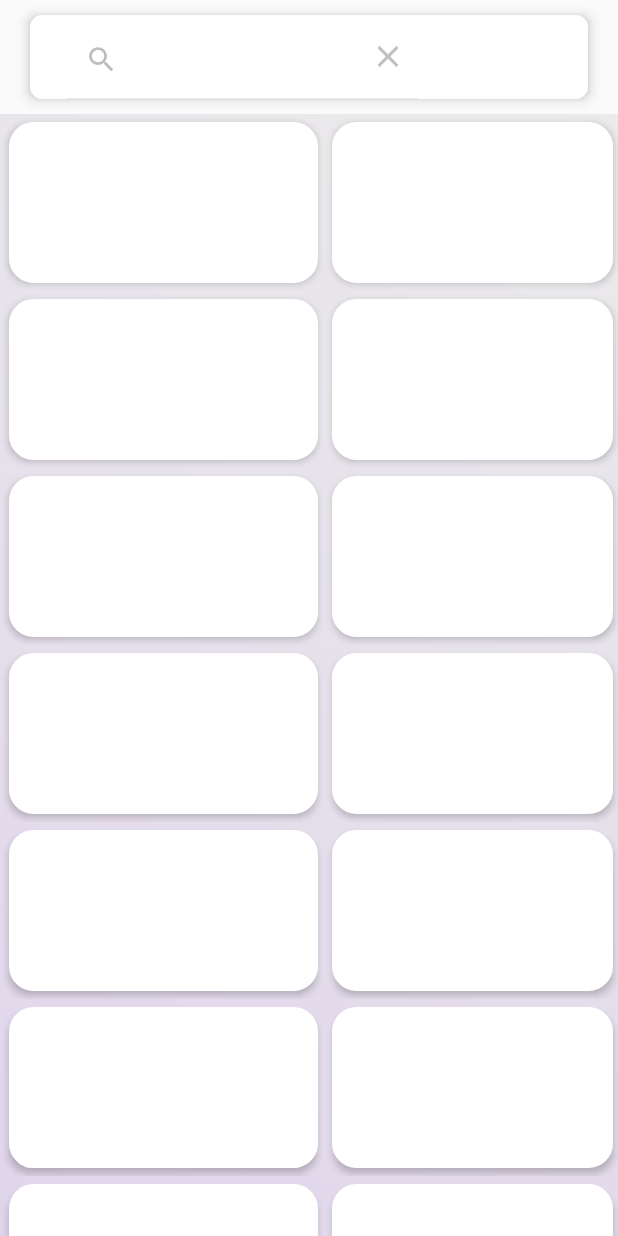
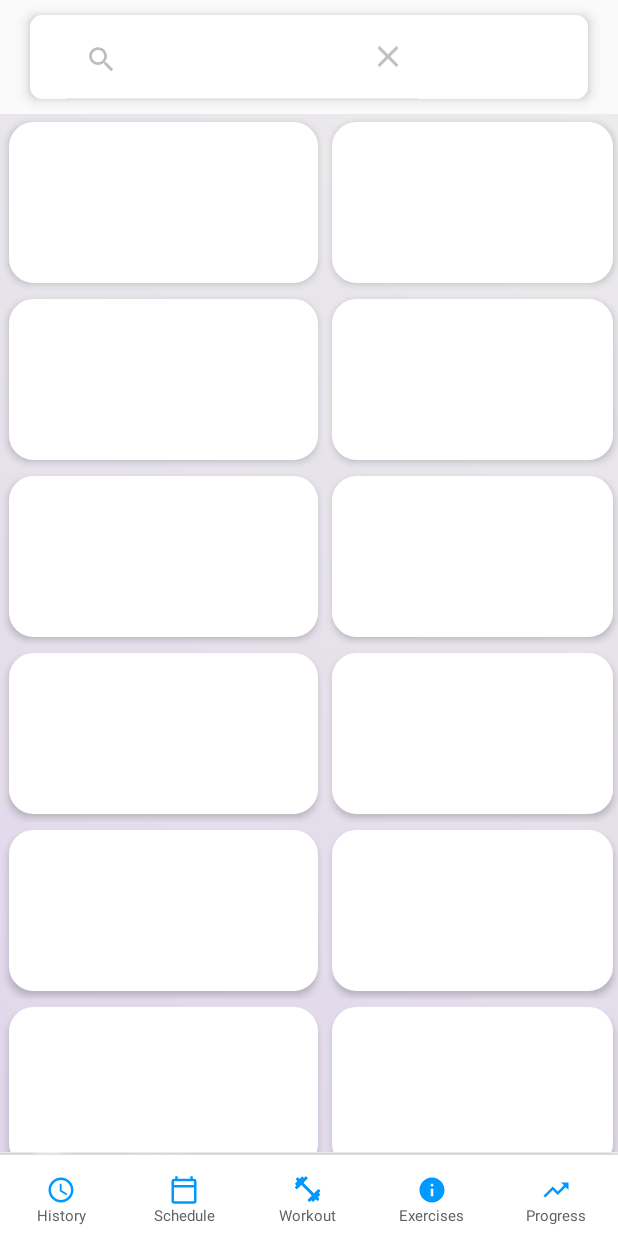
Before and after one commit to milbin/Curli, an Android app: the screen it shows after launch (MuscleView), after a tap on "Search", on a phone screen of 412 x 824 dp. Run offline under Robolectric (Android 15) with nearby library versions, the phone set to English and light mode, and no system bars; 8 statements that could not run were skipped.

Commit message:
bottom navbar has been added

```diff
--- /dev/null
+++ b/Android/app/src/main/res/drawable-v24/ic_access_time_black_24dp.xml
@@ -0,0 +1,5 @@
+<vector android:height="24dp" android:tint="@color/colorPrimary"
+    android:viewportHeight="24.0" android:viewportWidth="24.0"
+    android:width="24dp" xmlns:android="http://schemas.android.com/apk/res/android">
+    <path android:fillColor="@color/colorPrimary" android:pathData="M11.99,2C6.47,2 2,6.48 2,12s4.47,10 9.99,10C17.52,22 22,17.52 22,12S17.52,2 11.99,2zM12,20c-4.42,0 -8,-3.58 -8,-8s3.58,-8 8,-8 8,3.58 8,8 -3.58,8 -8,8zM12.5,7H11v6l5.25,3.15 0.75,-1.23 -4.5,-2.67z"/>
+</vector>
--- /dev/null
+++ b/Android/app/src/main/res/drawable-v24/ic_outline_calendar_today_24px.xml
@@ -0,0 +1,9 @@
+<vector xmlns:android="http://schemas.android.com/apk/res/android"
+    android:width="24dp"
+    android:height="24dp"
+    android:viewportWidth="24"
+    android:viewportHeight="24">
+  <path
+      android:fillColor="@color/colorPrimary"
+      android:pathData="M20,3h-1L19,1h-2v2L7,3L7,1L5,1v2L4,3c-1.1,0 -2,0.9 -2,2v16c0,1.1 0.9,2 2,2h16c1.1,0 2,-0.9 2,-2L22,5c0,-1.1 -0.9,-2 -2,-2zM20,21L4,21L4,10h16v11zM20,8L4,8L4,5h16v3z"/>
+</vector>
--- /dev/null
+++ b/Android/app/src/main/res/drawable-v24/ic_trending_up_black_24dp.xml
@@ -0,0 +1,5 @@
+<vector android:height="24dp" android:tint="@color/colorPrimary"
+    android:viewportHeight="24.0" android:viewportWidth="24.0"
+    android:width="24dp" xmlns:android="http://schemas.android.com/apk/res/android">
+    <path android:fillColor="@color/colorPrimary" android:pathData="M16,6l2.29,2.29 -4.88,4.88 -4,-4L2,16.59 3.41,18l6,-6 4,4 6.3,-6.29L22,12V6z"/>
+</vector>
--- /dev/null
+++ b/Android/app/src/main/res/layout/bottom_app_bar.xml
@@ -0,0 +1,165 @@
+<?xml version="1.0" encoding="utf-8"?>
+<android.support.v7.widget.Toolbar xmlns:android="http://schemas.android.com/apk/res/android"
+    xmlns:app="http://schemas.android.com/apk/res-auto"
+    android:id="@+id/actionbarT"
+    android:layout_width="match_parent"
+    android:layout_height="wrap_content"
+    android:background="@android:color/white"
+    android:minHeight="?attr/actionBarSize"
+    android:layout_alignParentBottom="true"
+    android:elevation="0dp"
+    app:contentInsetStart="0dp">
+    <RelativeLayout
+        android:layout_width="match_parent"
+        android:layout_height="wrap_content">
+        <ImageView
+            android:id="@+id/divider_line"
+            android:layout_width="match_parent"
+            android:layout_height="3px"
+            android:layout_alignParentTop="true"
+            android:scaleType="fitXY"
+            android:src="@drawable/divider_line"
+            />
+    <LinearLayout
+        android:id="@+id/toolbarll"
+        android:layout_width="match_parent"
+        android:layout_height="?attr/actionBarSize"
+        android:orientation="horizontal" >
+        <RelativeLayout
+            android:layout_width="0dp"
+            android:layout_height="wrap_content"
+            android:layout_weight="1"
+
+            >
+            <ImageView
+                android:id="@+id/history"
+                android:layout_width="20dp"
+                android:layout_height="20dp"
+                android:layout_centerHorizontal="true"
+                android:background="@android:color/transparent"
+                android:scaleType="fitCenter"
+                android:layout_marginTop="15dp"
+                android:src="@drawable/ic_access_time_black_24dp" />
+            <TextView
+                android:id="@+id/bottom_icon_TV"
+                android:textSize="10sp"
+                android:layout_width="wrap_content"
+                android:layout_height="wrap_content"
+                android:text="History"
+                android:layout_centerHorizontal="true"
+                android:textColor="#5f6267"
+                android:layout_below="@+id/history"
+                />
+        </RelativeLayout>
+
+        <RelativeLayout
+            android:layout_width="0dp"
+            android:layout_height="match_parent"
+            android:layout_weight="1"
+            >
+            <ImageView
+                android:id="@+id/schedule"
+                android:layout_width="20dp"
+                android:layout_height="20dp"
+                android:layout_centerHorizontal="true"
+                android:background="@android:color/transparent"
+                android:scaleType="fitCenter"
+                android:layout_marginTop="15dp"
+                android:src="@drawable/ic_outline_calendar_today_24px" />
+            <TextView
+                android:id="@+id/bottom_icon_TV"
+                android:textSize="10sp"
+                android:layout_width="wrap_content"
+                android:layout_height="wrap_content"
+                android:text="Schedule"
+                android:layout_centerHorizontal="true"
+                android:textColor="#5f6267"
+                android:layout_below="@+id/schedule"
+                />
+        </RelativeLayout>
+
+        <RelativeLayout
+            android:layout_width="0dp"
+            android:layout_height="wrap_content"
+            android:layout_weight="1"
+
+            >
+            <ImageView
+                android:id="@+id/workout"
+                android:layout_width="20dp"
+                android:layout_height="20dp"
+                android:layout_centerHorizontal="true"
+                android:background="@android:color/transparent"
+                android:scaleType="fitCenter"
+                android:layout_marginTop="15dp"
+                android:src="@drawable/ic_dumbell" />
+            <TextView
+                android:id="@+id/bottom_icon_TV"
+                android:textSize="10sp"
+                android:layout_width="wrap_content"
+                android:layout_height="wrap_content"
+                android:text="Workout"
+                android:layout_centerHorizontal="true"
+                android:textColor="#5f6267"
+                android:layout_below="@+id/workout"
+                />
+        </RelativeLayout>
+
+        <RelativeLayout
+            android:layout_width="0dp"
+            android:layout_height="wrap_content"
+            android:layout_weight="1"
+
+            >
+            <ImageView
+                android:id="@+id/exercises"
+                android:layout_width="20dp"
+                android:layout_height="20dp"
+                android:layout_centerHorizontal="true"
+                android:background="@android:color/transparent"
+                android:scaleType="fitCenter"
+                android:layout_marginTop="15dp"
+                android:src="@drawable/ic_info_blue_24dp" />
+            <TextView
+                android:id="@+id/bottom_icon_TV"
+                android:textSize="10sp"
+                android:layout_width="wrap_content"
+                android:layout_height="wrap_content"
+                android:text="Exercises"
+                android:layout_centerHorizontal="true"
+                android:textColor="#5f6267"
+                android:layout_below="@+id/exercises"
+                />
+        </RelativeLayout>
+
+        <RelativeLayout
+            android:layout_width="0dp"
+            android:layout_height="wrap_content"
+            android:layout_weight="1"
+
+            >
+            <ImageView
+                android:id="@+id/progress"
+                android:layout_width="20dp"
+                android:layout_height="20dp"
+                android:layout_centerHorizontal="true"
+                android:background="@android:color/transparent"
+                android:scaleType="fitCenter"
+                android:layout_marginTop="15dp"
+                android:src="@drawable/ic_trending_up_black_24dp" />
+            <TextView
+                android:id="@+id/bottom_icon_TV"
+                android:textSize="10sp"
+                android:layout_width="wrap_content"
+                android:layout_height="wrap_content"
+                android:text="Progress"
+                android:layout_centerHorizontal="true"
+                android:textColor="#5f6267"
+                android:layout_below="@+id/progress"
+                />
+        </RelativeLayout>
+
+    </LinearLayout>
+    </RelativeLayout>
+
+</android.support.v7.widget.Toolbar>
--- a/Android/app/src/main/res/layout/exercise_view.xml
+++ b/Android/app/src/main/res/layout/exercise_view.xml
@@ -197,21 +197,11 @@
                 app:layout_constraintTop_toBottomOf="@id/anchor" />-->
         </LinearLayout>
     </android.support.v4.widget.NestedScrollView>
-
-<!--
-    <LinearLayout
-        android:id="@+id/alphabetScroll"
-        android:layout_width="wrap_content"
+    <include
+        layout="@layout/bottom_app_bar"
+        android:layout_gravity="bottom"
         android:layout_height="wrap_content"
-        android:layout_alignParentEnd="true"
-        android:layout_centerVertical="true"
-        android:orientation="vertical"
-        android:layout_marginEnd="3.5dp"
-        android:paddingTop="20dp"
-        >
-
-
-    </LinearLayout>
--->
+        android:layout_width="match_parent"
+        />
 
 </android.support.design.widget.CoordinatorLayout>
--- a/Android/app/src/main/res/layout/muscle_view.xml
+++ b/Android/app/src/main/res/layout/muscle_view.xml
@@ -32,5 +32,7 @@
         android:layout_below="@id/toolbar"
         android:layout_marginTop="1dp"
         android:background="@android:color/white"></ListView>
+    <include
+        layout="@layout/bottom_app_bar"/>
 
 </RelativeLayout>
```
Also changed, not shown: Android/app/src/main/res/drawable-v24/divider_line.png (added), Android/app/src/main/res/drawable-v24/ic_dumbell.png (added).
